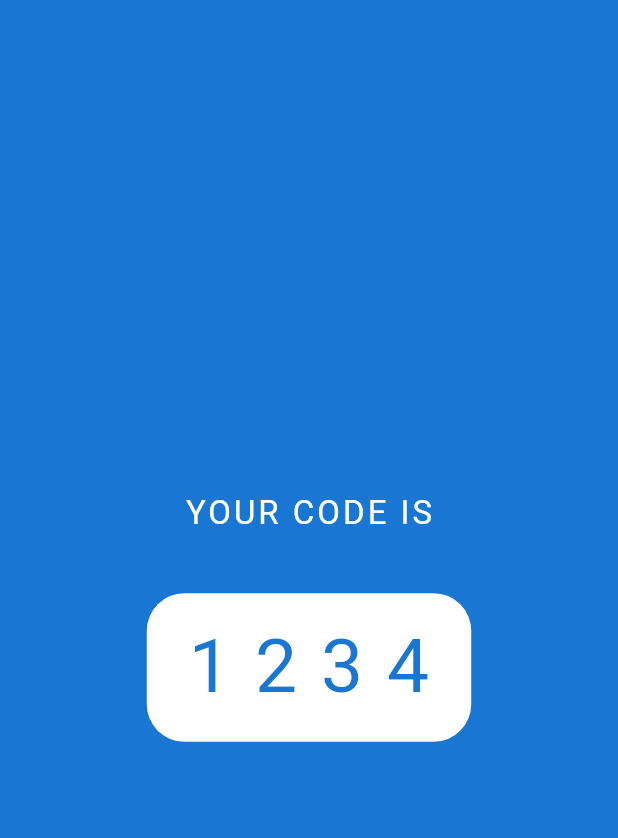
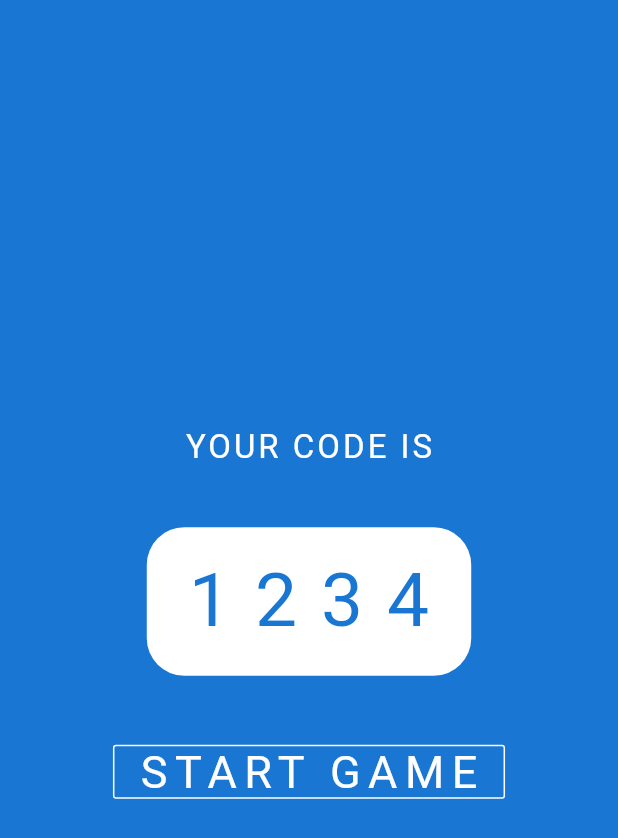
Before and after one commit to hridaypradhan/tic-tac-toe, a Flutter app: the CodeScreen screen opened directly, after a tap on "START A NEW GAME", on a phone screen of 412 x 824 dp. Shown: the top 838 px of the screen. Run offline on Flutter 3.47's test engine with Material 2 defaults, Android fonts, the phone set to English and light mode, and no system bars; our stand-ins replace connectivity, device_preview, page_transition; missing offline and left inert: animated_widgets.

Commit message:
Made GameScreen page

```diff
--- a/lib/main.dart
+++ b/lib/main.dart
@@ -1,6 +1,7 @@
 import 'package:device_preview/device_preview.dart';
 import 'package:flutter/foundation.dart';
 import 'package:flutter/material.dart';
+import 'package:flutter_app/screens/GameScreen.dart';
 import 'package:flutter_app/screens/NewGameScreen.dart';
 import 'package:flutter_app/screens/TitleScreen.dart';
 import 'package:flutter_app/screens/CodeScreen.dart';
@@ -30,6 +31,10 @@ class MyApp extends StatelessWidget {
             return PageTransition(
                 child: NewGameScreen(), type: PageTransitionType.fade);
             break;
+          case GameScreen.id:
+            return PageTransition(
+                child: GameScreen(), type: PageTransitionType.fade);
+            break;
           default:
             return null;
         }
@@ -38,7 +43,7 @@ class MyApp extends StatelessWidget {
       builder: DevicePreview.appBuilder,
       initialRoute: TitleScreen.id,
       routes: {
-        TitleScreen.id: (context) => TitleScreen(),
+        TitleScreen.id: (context) => GameScreen(),
       },
     );
   }
--- a/lib/screens/NewGameScreen.dart
+++ b/lib/screens/NewGameScreen.dart
@@ -1,8 +1,17 @@
 import 'package:flutter/material.dart';
 import 'package:flutter_app/constants.dart';
 
-class NewGameScreen extends StatelessWidget {
+import 'GameScreen.dart';
+
+class NewGameScreen extends StatefulWidget {
   static const String id = 'new_game_screen';
+
+  @override
+  _NewGameScreenState createState() => _NewGameScreenState();
+}
+
+class _NewGameScreenState extends State<NewGameScreen> {
+  bool _secondPlayerExists = true;
 
   @override
   Widget build(BuildContext context) {
@@ -37,7 +46,35 @@ class NewGameScreen extends StatelessWidget {
                   letterSpacing: 16.0,
                 ),
               ),
-            )
+            ),
+            SizedBox(
+              height: 40.0,
+            ),
+            _secondPlayerExists
+                ? OutlineButton(
+                    borderSide: BorderSide(
+                      color: Colors.white,
+                    ),
+                    child: Text(
+                      'START GAME',
+                      style: TextStyle(
+                        fontWeight: FontWeight.normal,
+                        letterSpacing: 5.0,
+                        fontSize: 30.0,
+                        color: kSecondaryColor,
+                      ),
+                    ),
+                    onPressed: () {
+                      Navigator.pushNamed(context, GameScreen.id);
+                    },
+                  )
+                : Text(
+                    'Waiting for a second player to join...',
+                    style: TextStyle(
+                        color: kSecondaryColor,
+                        letterSpacing: 2.5,
+                        fontSize: 17.0),
+                  ),
           ],
         ),
       ),
```
Also changed, not shown: lib/screens/GameScreen.dart (added, +76 -0 lines).
